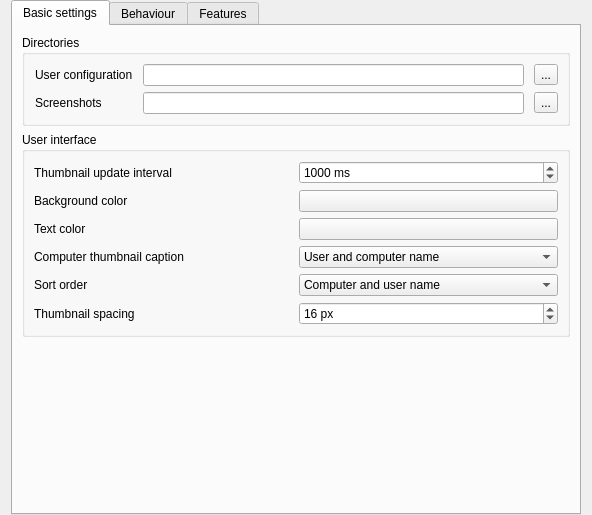
Above: configurator/src/MasterConfigurationPage.ui from veyon/veyon before the change. Below: the same form after it.
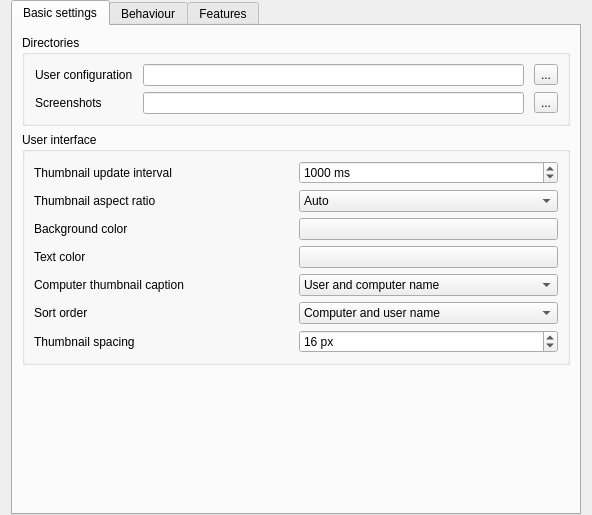
That is the form after the change. Icons and pictures are not drawn.

Commit message: ComputerListModel: add AspectRatio setting

Patch:
```diff
--- a/configurator/src/MasterConfigurationPage.ui
+++ b/configurator/src/MasterConfigurationPage.ui
@@ -82,21 +82,46 @@
           <string>User interface</string>
          </property>
          <layout class="QGridLayout" name="gridLayout_2">
-          <item row="0" column="0">
-           <widget class="QLabel" name="label_7">
-            <property name="text">
-             <string>Thumbnail update interval</string>
-            </property>
-           </widget>
-          </item>
-          <item row="2" column="0">
+          <item row="4" column="0">
            <widget class="QLabel" name="label_9">
             <property name="text">
              <string>Text color</string>
             </property>
            </widget>
           </item>
+          <item row="4" column="1">
+           <widget class="QPushButton" name="computerMonitoringTextColor"/>
+          </item>
+          <item row="9" column="1">
+           <widget class="QSpinBox" name="computerMonitoringThumbnailSpacing">
+            <property name="suffix">
+             <string> px</string>
+            </property>
+            <property name="prefix">
+             <string/>
+            </property>
+            <property name="minimum">
+             <number>2</number>
+            </property>
+            <property name="maximum">
+             <number>50</number>
+            </property>
+            <property name="value">
+             <number>16</number>
+            </property>
+           </widget>
+          </item>
           <item row="3" column="1">
+           <widget class="QPushButton" name="computerMonitoringBackgroundColor"/>
+          </item>
+          <item row="9" column="0">
+           <widget class="QLabel" name="label_11">
+            <property name="text">
+             <string>Thumbnail spacing</string>
+            </property>
+           </widget>
+          </item>
+          <item row="5" column="1">
            <widget class="QComboBox" name="computerDisplayRoleContent">
             <item>
              <property name="text">
@@ -115,10 +140,7 @@
             </item>
            </widget>
           </item>
-          <item row="1" column="1">
-           <widget class="QPushButton" name="computerMonitoringBackgroundColor"/>
-          </item>
-          <item row="4" column="1">
+          <item row="7" column="1">
            <widget class="QComboBox" name="computerMonitoringSortOrder">
             <item>
              <property name="text">
@@ -137,31 +159,43 @@
             </item>
            </widget>
           </item>
-          <item row="2" column="1">
-           <widget class="QPushButton" name="computerMonitoringTextColor"/>
-          </item>
-          <item row="4" column="0">
+          <item row="7" column="0">
            <widget class="QLabel" name="label_10">
             <property name="text">
              <string>Sort order</string>
             </property>
            </widget>
           </item>
-          <item row="1" column="0">
-           <widget class="QLabel" name="label_6">
-            <property name="text">
-             <string>Background color</string>
-            </property>
+          <item row="2" column="1">
+           <widget class="QComboBox" name="computerMonitoringAspectRatio">
+            <item>
+             <property name="text">
+              <string>Auto</string>
+             </property>
+            </item>
+            <item>
+             <property name="text">
+              <string notr="true">16:9</string>
+             </property>
+            </item>
+            <item>
+             <property name="text">
+              <string notr="true">16:10</string>
+             </property>
+            </item>
+            <item>
+             <property name="text">
+              <string notr="true">3:2</string>
+             </property>
+            </item>
+            <item>
+             <property name="text">
+              <string notr="true">4:3</string>
+             </property>
+            </item>
            </widget>
           </item>
-          <item row="3" column="0">
-           <widget class="QLabel" name="label_8">
-            <property name="text">
-             <string>Computer thumbnail caption</string>
-            </property>
-           </widget>
-          </item>
-          <item row="0" column="1">
+          <item row="1" column="1">
            <widget class="QSpinBox" name="computerMonitoringUpdateInterval">
             <property name="suffix">
              <string> ms</string>
@@ -181,28 +215,30 @@
            </widget>
           </item>
           <item row="5" column="0">
-           <widget class="QLabel" name="label_11">
+           <widget class="QLabel" name="label_8">
             <property name="text">
-             <string>Thumbnail spacing</string>
+             <string>Computer thumbnail caption</string>
             </property>
            </widget>
           </item>
-          <item row="5" column="1">
-           <widget class="QSpinBox" name="computerMonitoringThumbnailSpacing">
-            <property name="suffix">
-             <string> px</string>
+          <item row="1" column="0">
+           <widget class="QLabel" name="label_7">
+            <property name="text">
+             <string>Thumbnail update interval</string>
             </property>
-            <property name="prefix">
-             <string/>
+           </widget>
+          </item>
+          <item row="3" column="0">
+           <widget class="QLabel" name="label_6">
+            <property name="text">
+             <string>Background color</string>
             </property>
-            <property name="minimum">
-             <number>2</number>
-            </property>
-            <property name="maximum">
-             <number>50</number>
-            </property>
-            <property name="value">
-             <number>16</number>
+           </widget>
+          </item>
+          <item row="2" column="0">
+           <widget class="QLabel" name="label_12">
+            <property name="text">
+             <string>Thumbnail aspect ratio</string>
             </property>
            </widget>
           </item>
```
Left out of the diff: 16 changed lines with no effect on the pictures. The commit also changes 3 other files.
